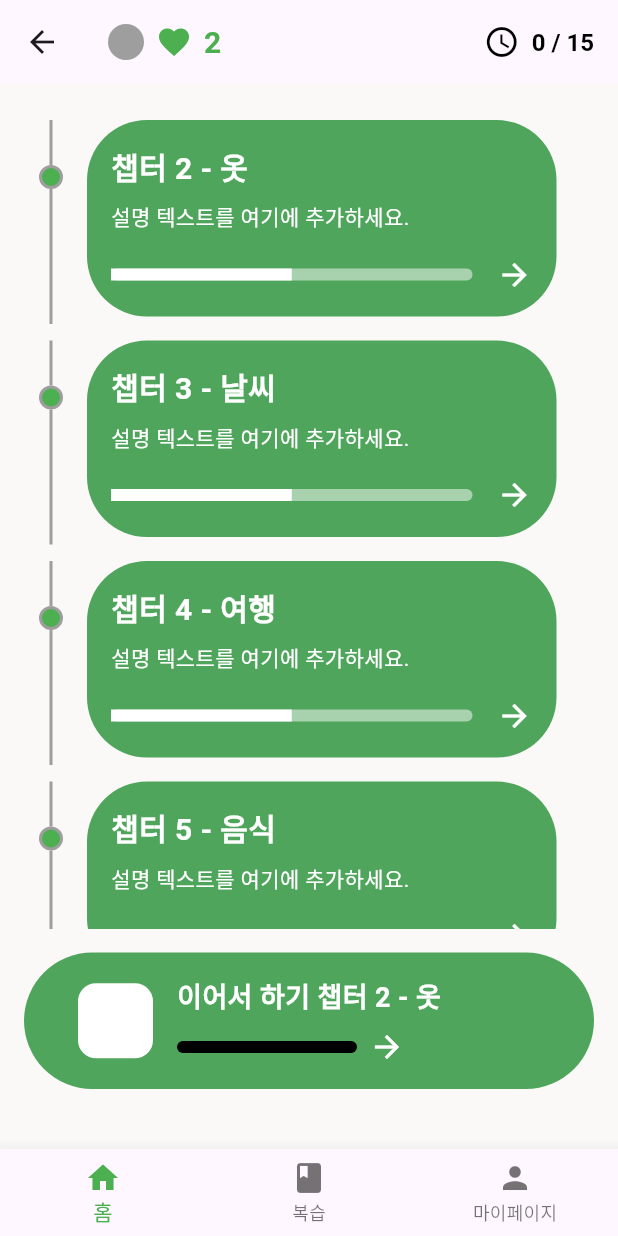
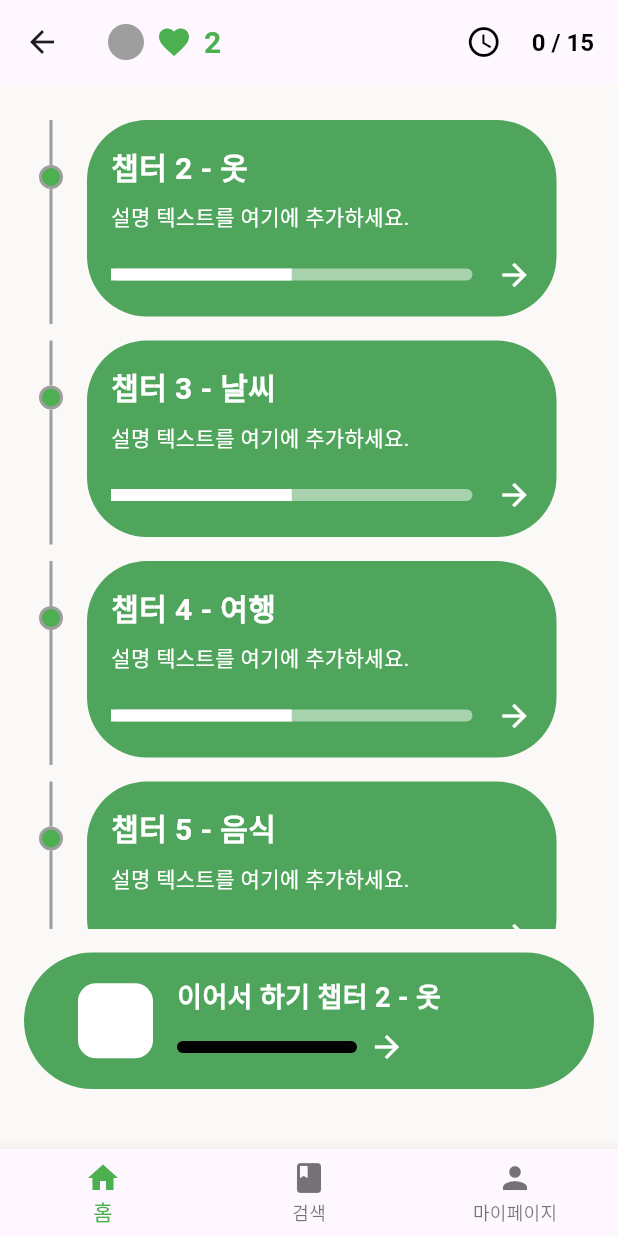
Before and after one commit to jiyoon0227/lanny_program, a Flutter app: the MainNavigationScreen screen opened by its route, on a phone screen of 412 x 824 dp. Run offline on Flutter 3.47's test engine with Material 3 defaults, Android fonts, the phone set to English and light mode, and no system bars; our stand-ins replace cloud_firestore, firebase_auth; accounts and stored records are empty.

Commit message:
학습 화면 구성

```diff
--- /dev/null
+++ b/lib/learning/learning_screen1.dart
@@ -0,0 +1 @@
+import 'package:flutter/material.dart';
--- /dev/null
+++ b/lib/learning/learning_screen2.dart
@@ -0,0 +1 @@
+import 'package:flutter/material.dart';
--- /dev/null
+++ b/lib/learning/learning_screen3.dart
@@ -0,0 +1 @@
+import 'package:flutter/material.dart';
--- /dev/null
+++ b/lib/learning/learning_screen4.dart
@@ -0,0 +1 @@
+import 'package:flutter/material.dart';
--- a/lib/screens/home_screen.dart
+++ b/lib/screens/home_screen.dart
@@ -1,4 +1,5 @@
 import 'package:flutter/material.dart';
+import 'package:lanny_program/widgets/daily_learning_goal_popup.dart'; // 팝업 파일을 임포트
 
 //txt for test
 class HomeScreen extends StatelessWidget {
@@ -34,7 +35,12 @@ class HomeScreen extends StatelessWidget {
             ),
             Row(
               children: [
-                Icon(Icons.access_time, color: Colors.black),
+                IconButton(
+                  icon: Icon(Icons.access_time, color: Colors.black),
+                  onPressed: () {
+                    dailyLearningGoalPopup(context); // 버튼 클릭 시 팝업 창 띄우기
+                  },
+                ),
                 const SizedBox(width: 8),
                 Text(
                   '0 / 15',
--- a/lib/screens/main_navigation_screen.dart
+++ b/lib/screens/main_navigation_screen.dart
@@ -38,7 +38,7 @@ class _MainNavigationScreenState extends State<MainNavigationScreen> {
           ),
           BottomNavigationBarItem(
             icon: Icon(Icons.book),
-            label: '복습',
+            label: '검색',
           ),
           BottomNavigationBarItem(
             icon: Icon(Icons.person),
--- a/lib/screens/welcome_screen.dart
+++ b/lib/screens/welcome_screen.dart
@@ -1,5 +1,5 @@
 import 'package:flutter/material.dart';
-import '../daily_learning_goal_popup.dart'; // 추가
+import '../widgets/daily_learning_goal_popup.dart'; // 추가
 
 class welcome_screen extends StatelessWidget {
   @override
--- a/lib/widgets/bottom_navigation.dart
+++ b/lib/widgets/bottom_navigation.dart
@@ -20,7 +20,7 @@ class BottomNavigation extends StatelessWidget {
         ),
         BottomNavigationBarItem(
           icon: Icon(Icons.book),
-          label: '복습',
+          label: '검색',
         ),
         BottomNavigationBarItem(
           icon: Icon(Icons.person),
```
Also changed, not shown: lib/widgets/daily_learning_goal_popup.dart (renamed from lib/daily_learning_goal_popup.dart).
